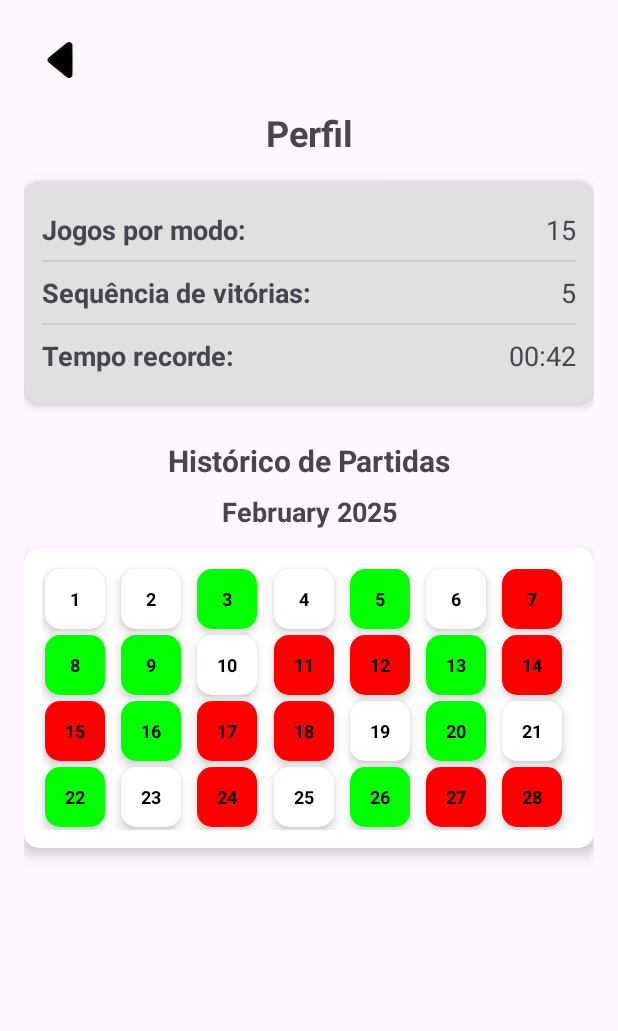
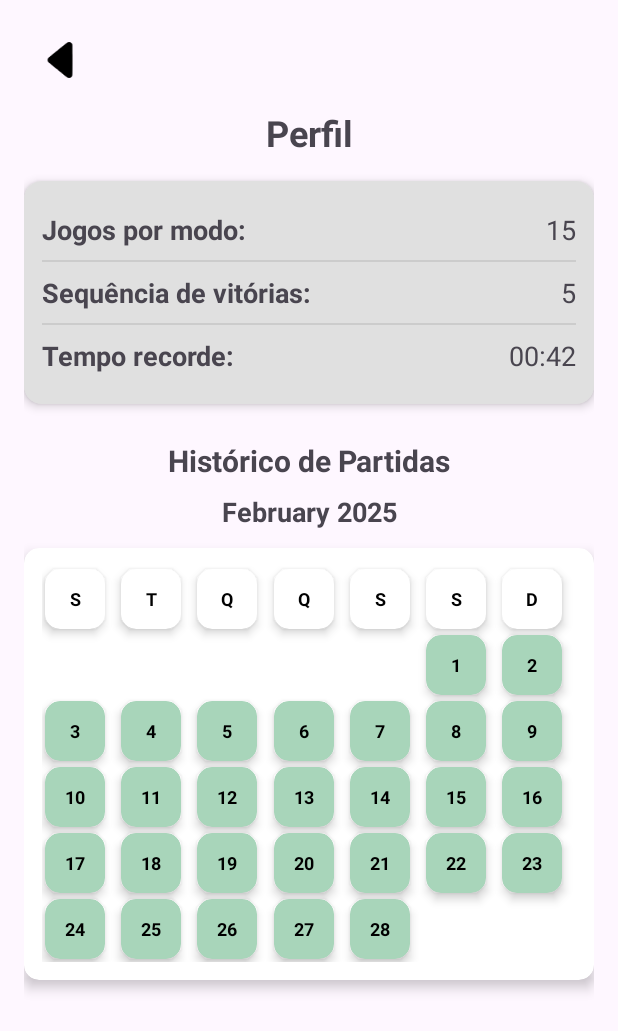
Before and after one commit to GabriellyVitoria5/App-Termix, an Android app: the screen it shows after launch (Profile), after a tap on "Perfil do jogador", on a phone screen of 412 x 824 dp. Shown: the top 1031 px of the screen. Run offline under Robolectric (Android 15) with nearby library versions, the phone set to English and light mode, and no system bars.

Commit message:
Atualiza a lógica do calendário para usar DayStatus e melhora a exibição dos dias jogados

```diff
--- a/app/src/main/java/com/ifmg/termix/adapter/CalendarAdapter.kt
+++ b/app/src/main/java/com/ifmg/termix/adapter/CalendarAdapter.kt
@@ -5,33 +5,48 @@ import android.view.LayoutInflater
 import android.view.View
 import android.view.ViewGroup
 import android.widget.TextView
+import androidx.cardview.widget.CardView
 import androidx.recyclerview.widget.RecyclerView
 import com.ifmg.termix.R
-import com.ifmg.termix.model.CalendarDay
+import java.util.Locale
 
-class CalendarAdapter(private val days: List<CalendarDay>) :
-    RecyclerView.Adapter<CalendarAdapter.DayViewHolder>() {
+class CalendarAdapter(private val days: List<DayStatus?>) : RecyclerView.Adapter<CalendarAdapter.DayViewHolder>() {
 
-    class DayViewHolder(view: View) : RecyclerView.ViewHolder(view) {
-        val dayText: TextView = view.findViewById(R.id.dayText)
-    }
+    private val weekDays = listOf("S", "T", "Q", "Q", "S", "S", "D") // Sequência correta
 
     override fun onCreateViewHolder(parent: ViewGroup, viewType: Int): DayViewHolder {
-        val view = LayoutInflater.from(parent.context)
-            .inflate(R.layout.item_calendar_day, parent, false)
+        val view = LayoutInflater.from(parent.context).inflate(R.layout.item_calendar_day, parent, false)
         return DayViewHolder(view)
     }
 
     override fun onBindViewHolder(holder: DayViewHolder, position: Int) {
-        val day = days[position]
+        val dayStatus = days[position]
 
-        holder.dayText.text = day.day.toString()
-        when {
-            day.won == true -> holder.dayText.setBackgroundColor(Color.GREEN) // Vitória
-            day.won == false -> holder.dayText.setBackgroundColor(Color.RED) // Derrota
-            else -> holder.dayText.setBackgroundColor(Color.TRANSPARENT) // Não jogado
+        if (position < 7) { // Cabeçalhos dos dias da semana
+            holder.dayTextView.text = weekDays[position]
+            holder.dayContainer.setCardBackgroundColor(Color.WHITE) // Fundo branco
+            holder.dayTextView.setTextColor(Color.BLACK) // Texto preto
+            holder.dayContainer.visibility = View.VISIBLE
+        } else if (dayStatus == null) {
+            holder.dayContainer.visibility = View.INVISIBLE
+        } else {
+            holder.dayTextView.text = String.format(Locale.getDefault(), "%d", dayStatus.day)
+            holder.dayContainer.visibility = View.VISIBLE
+
+            if (dayStatus.acertou) {
+                holder.dayContainer.setCardBackgroundColor(Color.parseColor("#A8D5BA")) // Verde pastel
+            } else {
+                holder.dayContainer.setCardBackgroundColor(Color.parseColor("#F8B8B8")) // Vermelho pastel
+            }
         }
     }
 
-    override fun getItemCount() = days.size
+    override fun getItemCount(): Int = days.size
+
+    class DayViewHolder(view: View) : RecyclerView.ViewHolder(view) {
+        val dayTextView: TextView = view.findViewById(R.id.dayText)
+        val dayContainer: CardView = view.findViewById(R.id.dayContainer)
+    }
 }
+
+data class DayStatus(val day: Int, val acertou: Boolean)
--- a/app/src/main/java/com/ifmg/termix/utils/CalendarUtils.kt
+++ b/app/src/main/java/com/ifmg/termix/utils/CalendarUtils.kt
@@ -1,22 +1,39 @@
 package com.ifmg.termix.utils
 
-import com.ifmg.termix.model.CalendarDay
+import com.ifmg.termix.adapter.DayStatus
 import java.util.*
 
 object CalendarUtils {
-    fun generateMonthData(year: Int, month: Int): List<CalendarDay> {
+    fun generateMonthData(year: Int, month: Int): List<DayStatus?> {
         val calendar = Calendar.getInstance()
-        calendar.set(year, month, 1)
+        calendar.set(Calendar.YEAR, year)
+        calendar.set(Calendar.MONTH, month)
+        calendar.set(Calendar.DAY_OF_MONTH, 1)
 
         val daysInMonth = calendar.getActualMaximum(Calendar.DAY_OF_MONTH)
-        val monthData = mutableListOf<CalendarDay>()
+        val firstDayOfWeek = calendar.get(Calendar.DAY_OF_WEEK) // 1 = Domingo, 2 = Segunda, ..., 7 = Sábado
 
+        val days = mutableListOf<DayStatus?>()
+
+        // Adiciona os cabeçalhos dos dias da semana (S, T, Q, Q, S, S, D)
+        val weekDays = listOf("S", "T", "Q", "Q", "S", "S", "D")
+
+        // Adiciona os dias da semana ao início do calendário
+        for (i in 0..6) {
+            days.add(DayStatus(-1, false)) // Código especial para cabeçalhos
+        }
+
+        // Ajusta os espaços vazios antes do primeiro dia do mês
+        val adjustedFirstDay = if (firstDayOfWeek == Calendar.SUNDAY) 6 else firstDayOfWeek - 2
+        for (i in 0 until adjustedFirstDay) {
+            days.add(null)
+        }
+
+        // Adiciona os dias reais do mês
         for (day in 1..daysInMonth) {
-            val played = (0..1).random() == 1 // TODO: Substituir por dados do banco
-            val won = if (played) (0..1).random() == 1 else null
+            days.add(DayStatus(day, Random().nextBoolean()))
+        }
 
-            monthData.add(CalendarDay(day, played, won))
-        }
-        return monthData
+        return days
     }
 }
```
